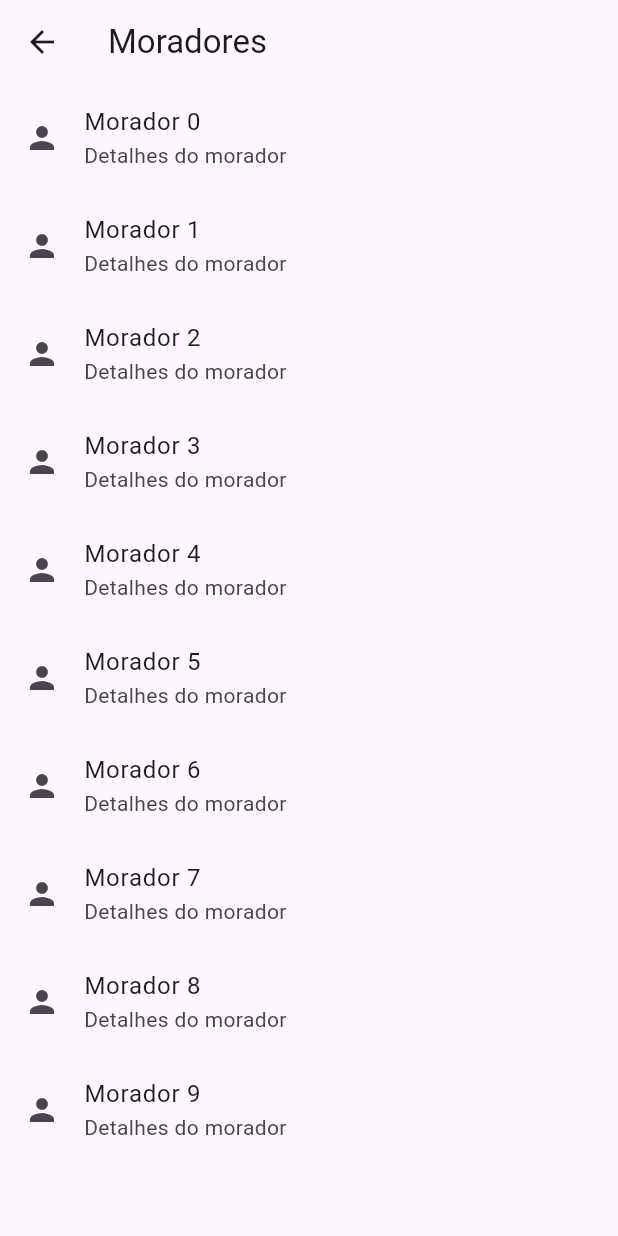
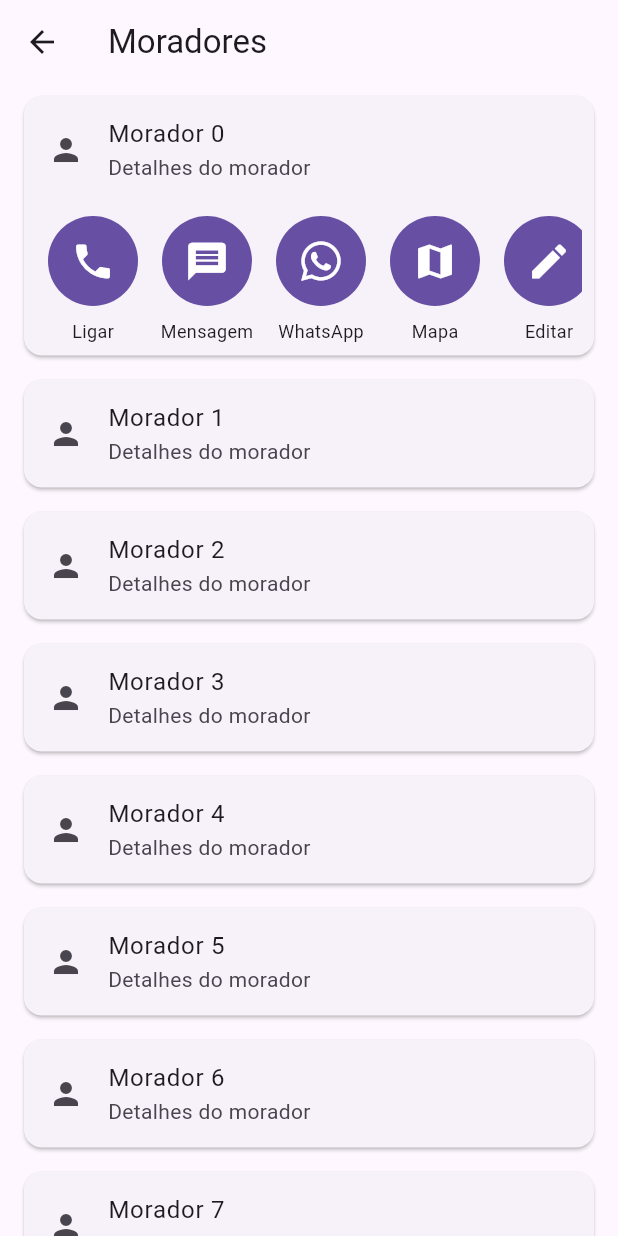
Before and after one commit to TheuZCoder/portaria_condominio, a Flutter app: the MoradoresView screen opened by its route, after a tap on an icon or button, on a phone screen of 412 x 824 dp. Run offline on Flutter 3.47's test engine with Material 3 defaults, Android fonts, the phone set to English and light mode, and no system bars; our stand-ins replace cloud_firestore, firebase_auth, firebase_core, font_awesome_flutter; accounts and stored records are empty.

Commit message:
update views

```diff
--- a/portaria_condominio/lib/views/home/moradores_view.dart
+++ b/portaria_condominio/lib/views/home/moradores_view.dart
@@ -1,7 +1,16 @@
 import 'package:flutter/material.dart';
+import 'package:url_launcher/url_launcher.dart';
+import 'package:font_awesome_flutter/font_awesome_flutter.dart';
 
-class MoradoresView extends StatelessWidget {
+class MoradoresView extends StatefulWidget {
   const MoradoresView({Key? key}) : super(key: key);
+
+  @override
+  _MoradoresViewState createState() => _MoradoresViewState();
+}
+
+class _MoradoresViewState extends State<MoradoresView> {
+  int? expandedIndex;
 
   @override
   Widget build(BuildContext context) {
@@ -10,16 +19,140 @@ class MoradoresView extends StatelessWidget {
       body: ListView.builder(
         itemCount: 10, // Simulação
         itemBuilder: (context, index) {
-          return ListTile(
-            leading: const Icon(Icons.person),
-            title: Text('Morador $index'),
-            subtitle: const Text('Detalhes do morador'),
-            onTap: () {
-              // Navegar para detalhes
-            },
+          return AnimatedSize(
+            duration: const Duration(milliseconds: 300),
+            curve: Curves.easeInOut,
+            child: Card(
+              margin: const EdgeInsets.symmetric(horizontal: 16.0, vertical: 8.0),
+              child: Column(
+                children: [
+                  ListTile(
+                    leading: const Icon(Icons.person),
+                    title: Text('Morador $index'),
+                    subtitle: const Text('Detalhes do morador'),
+                    onTap: () {
+                      setState(() {
+                        expandedIndex = (expandedIndex == index) ? null : index;
+                      });
+                    },
+                  ),
+                  if (expandedIndex == index) _expandedButtons(index),
+                ],
+              ),
+            ),
           );
         },
       ),
     );
   }
+
+  Widget _expandedButtons(int index) {
+    return Padding(
+      padding: const EdgeInsets.symmetric(horizontal: 8.0, vertical: 8.0),
+      child: SingleChildScrollView(
+        scrollDirection: Axis.horizontal,
+        child: Row(
+          mainAxisAlignment: MainAxisAlignment.spaceEvenly,
+          children: [
+            _actionButton(
+              icon: Icons.phone,
+              label: 'Ligar',
+              onTap: () => _callProvider('55123456789'),
+            ),
+            _actionButton(
+              icon: Icons.message,
+              label: 'Mensagem',
+              onTap: () => _sendMessage('55123456789'),
+            ),
+            _actionButton(
+              icon: FontAwesomeIcons.whatsapp,
+              label: 'WhatsApp',
+              onTap: () => _openWhatsApp('55123456789'),
+            ),
+            _actionButton(
+              icon: Icons.map,
+              label: 'Mapa',
+              onTap: () => _showAddress(index),
+            ),
+            _actionButton(
+              icon: Icons.edit,
+              label: 'Editar',
+              onTap: () => _editResident(index),
+            ),
+          ],
+        ),
+      ),
+    );
+  }
+
+  Widget _actionButton({
+    required IconData icon,
+    required String label,
+    required VoidCallback onTap,
+  }) {
+    return Column(
+      children: [
+        InkWell(
+          onTap: onTap,
+          borderRadius: BorderRadius.circular(40),
+          child: Container(
+            width: 60,
+            height: 60,
+            margin: const EdgeInsets.symmetric(horizontal: 8.0),
+            decoration: BoxDecoration(
+              color: Theme.of(context).primaryColor,
+              shape: BoxShape.circle,
+            ),
+            child: Icon(icon, color: Colors.white, size: 30),
+          ),
+        ),
+        const SizedBox(height: 8),
+        Text(
+          label,
+          style: const TextStyle(fontSize: 12),
+          textAlign: TextAlign.center,
+        ),
+      ],
+    );
+  }
+
+  void _callProvider(String phone) async {
+    final Uri phoneUrl = Uri(scheme: 'tel', path: phone);
+    try {
+      final bool launched = await launchUrl(phoneUrl);
+      if (!launched) throw 'Não foi possível realizar a ligação';
+    } catch (e) {
+      ScaffoldMessenger.of(context).showSnackBar(
+        SnackBar(content: Text(e.toString())),
+      );
+    }
+  }
+
+  void _sendMessage(String phoneNumber) async {
+    final Uri smsUri = Uri(scheme: 'sms', path: phoneNumber);
+    if (await canLaunchUrl(smsUri)) {
+      await launchUrl(smsUri);
+    } else {
+      debugPrint('Não foi possível enviar a mensagem para $phoneNumber');
+    }
+  }
+
+  void _openWhatsApp(String phoneNumber) async {
+    final String url = 'https://wa.me/$phoneNumber';
+    if (await canLaunchUrl(Uri.parse(url))) {
+      await launchUrl(Uri.parse(url));
+    } else {
+      debugPrint('Não foi possível abrir o WhatsApp para $phoneNumber');
+    }
+  }
+
+  void _showAddress(int index) {
+    // Simulação de exibição de endereço
+    debugPrint('Exibindo endereço do morador $index');
+  }
+
+  void _editResident(int index) {
+    // Simulação de edição
+    debugPrint('Editando informações do morador $index');
+  }
 }
--- a/portaria_condominio/pubspec.yaml
+++ b/portaria_condominio/pubspec.yaml
@@ -44,6 +44,8 @@ dependencies:
   firebase_auth: ^5.3.3
   flutter_localizations:
     sdk: flutter
+  url_launcher: ^6.3.1
+  font_awesome_flutter: ^10.8.0
 
 dev_dependencies:
   flutter_test:
```
Also changed, not shown: portaria_condominio/lib/views/home/home_view.dart (+17 -1 lines), portaria_condominio/pubspec.lock, 6 other files.
